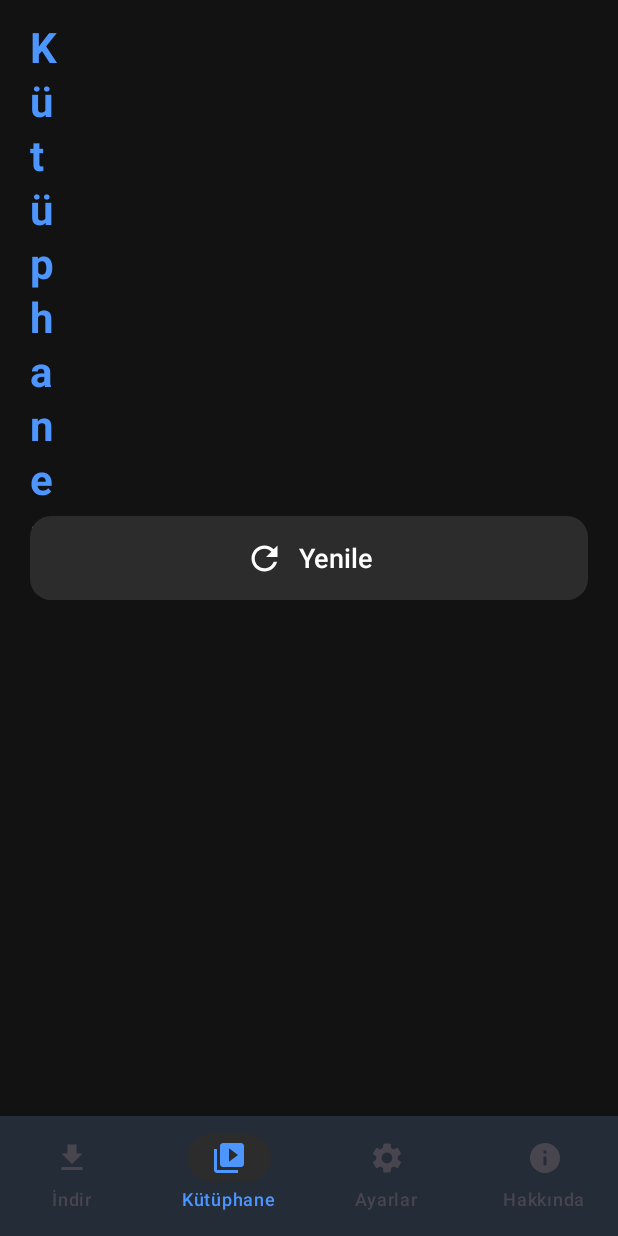
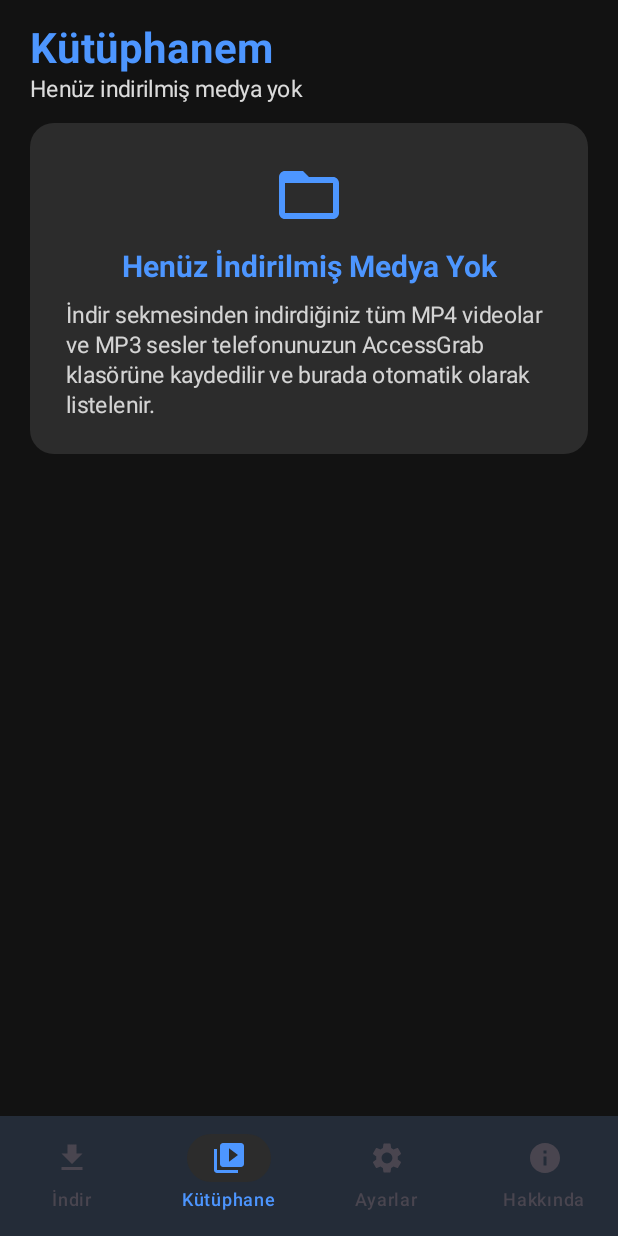
Before and after one commit to bawer-elci/AccessGrab, an Android app built with Jetpack Compose: the screen it shows after launch (MainActivity), item 2 of the bottom bar chosen, on a phone screen of 412 x 824 dp. Run offline under Robolectric (Android 15) with nearby library versions, the phone set to English and light mode, and no system bars.

Commit message:
release: v1.5.1 - Fix LibraryScreen layout collision, automatic sync, and TalkBack ergonomics

```diff
--- a/app/build.gradle.kts
+++ b/app/build.gradle.kts
@@ -12,8 +12,8 @@ android {
         applicationId = "com.baverelci.accessgrab"
         minSdk = 26
         targetSdk = 35
-        versionCode = 7
-        versionName = "1.5.0"
+        versionCode = 8
+        versionName = "1.5.1"
 
         testInstrumentationRunner = "androidx.test.runner.AndroidJUnitRunner"
     }
--- a/app/src/main/java/com/baverelci/accessgrab/ui/components/AccessibleButton.kt
+++ b/app/src/main/java/com/baverelci/accessgrab/ui/components/AccessibleButton.kt
@@ -1,10 +1,10 @@
 package com.baverelci.accessgrab.ui.components
 
+import androidx.compose.foundation.layout.PaddingValues
 import androidx.compose.foundation.layout.Row
 import androidx.compose.foundation.layout.Spacer
 import androidx.compose.foundation.layout.defaultMinSize
 import androidx.compose.foundation.layout.fillMaxWidth
-import androidx.compose.foundation.layout.height
 import androidx.compose.foundation.layout.size
 import androidx.compose.foundation.layout.width
 import androidx.compose.foundation.shape.RoundedCornerShape
@@ -18,10 +18,11 @@ import androidx.compose.ui.Alignment
 import androidx.compose.ui.Modifier
 import androidx.compose.ui.graphics.Color
 import androidx.compose.ui.graphics.vector.ImageVector
+import androidx.compose.ui.semantics.Role
 import androidx.compose.ui.semantics.contentDescription
 import androidx.compose.ui.semantics.role
 import androidx.compose.ui.semantics.semantics
-import androidx.compose.ui.semantics.Role
+import androidx.compose.ui.text.style.TextOverflow
 import androidx.compose.ui.unit.dp
 
 @Composable
@@ -33,21 +34,24 @@ fun AccessibleButton(
     icon: ImageVector? = null,
     containerColor: Color = MaterialTheme.colorScheme.primary,
     contentColor: Color = MaterialTheme.colorScheme.onPrimary,
-    enabled: Boolean = true
+    enabled: Boolean = true,
+    fullWidth: Boolean = true
 ) {
+    val widthModifier = if (fullWidth) modifier.fillMaxWidth() else modifier
+
     Button(
         onClick = onClick,
         enabled = enabled,
         shape = RoundedCornerShape(14.dp),
+        contentPadding = PaddingValues(horizontal = 12.dp, vertical = 10.dp),
         colors = ButtonDefaults.buttonColors(
             containerColor = containerColor,
             contentColor = contentColor,
             disabledContainerColor = containerColor.copy(alpha = 0.4f),
             disabledContentColor = contentColor.copy(alpha = 0.6f)
         ),
-        modifier = modifier
-            .fillMaxWidth()
-            .defaultMinSize(minHeight = 56.dp)
+        modifier = widthModifier
+            .defaultMinSize(minHeight = 52.dp)
             .semantics {
                 this.contentDescription = contentDesc
                 this.role = Role.Button
@@ -60,14 +64,16 @@ fun AccessibleButton(
                 Icon(
                     imageVector = icon,
                     contentDescription = null, // Semantics is handled by parent button
-                    modifier = Modifier.size(26.dp)
+                    modifier = Modifier.size(22.dp)
                 )
-                Spacer(modifier = Modifier.width(10.dp))
+                Spacer(modifier = Modifier.width(8.dp))
             }
             Text(
                 text = text,
                 style = MaterialTheme.typography.titleMedium,
-                color = contentColor
+                color = contentColor,
+                maxLines = 1,
+                overflow = TextOverflow.Ellipsis
             )
         }
     }
--- a/app/src/main/java/com/baverelci/accessgrab/ui/components/DownloadCompletedCard.kt
+++ b/app/src/main/java/com/baverelci/accessgrab/ui/components/DownloadCompletedCard.kt
@@ -87,8 +87,8 @@ fun DownloadCompletedCard(
                 modifier = Modifier.fillMaxWidth()
             ) {
                 AccessibleButton(
-                    text = "Dosyayı Aç",
-                    contentDesc = "İndirilenler klasörünü aç ve dosyayı gör",
+                    text = "Kütüphanede Gör",
+                    contentDesc = "Kütüphane sekmesine geç ve indirilen dosyayı görüntüle",
                     icon = Icons.Default.FolderOpen,
                     containerColor = MaterialTheme.colorScheme.secondary,
                     contentColor = MaterialTheme.colorScheme.onSecondary,
--- a/app/src/main/java/com/baverelci/accessgrab/ui/screens/AboutScreen.kt
+++ b/app/src/main/java/com/baverelci/accessgrab/ui/screens/AboutScreen.kt
@@ -56,9 +56,9 @@ fun AboutScreen(
 
     val versionName = remember {
         try {
-            context.packageManager.getPackageInfo(context.packageName, 0).versionName ?: "1.5.0"
+            context.packageManager.getPackageInfo(context.packageName, 0).versionName ?: "1.5.1"
         } catch (_: Exception) {
-            "1.5.0"
+            "1.5.1"
         }
     }
 
--- a/app/src/main/java/com/baverelci/accessgrab/ui/screens/LibraryScreen.kt
+++ b/app/src/main/java/com/baverelci/accessgrab/ui/screens/LibraryScreen.kt
@@ -1,8 +1,9 @@
 package com.baverelci.accessgrab.ui.screens
 
+import androidx.compose.foundation.clickable
 import androidx.compose.foundation.layout.Arrangement
-import androidx.compose.foundation.layout.Box
 import androidx.compose.foundation.layout.Column
+import androidx.compose.foundation.layout.PaddingValues
 import androidx.compose.foundation.layout.Row
 import androidx.compose.foundation.layout.Spacer
 import androidx.compose.foundation.layout.fillMaxSize
@@ -10,7 +11,6 @@ import androidx.compose.foundation.layout.fillMaxWidth
 import androidx.compose.foundation.layout.height
 import androidx.compose.foundation.layout.padding
 import androidx.compose.foundation.layout.size
-import androidx.compose.foundation.layout.width
 import androidx.compose.foundation.lazy.LazyColumn
 import androidx.compose.foundation.lazy.items
 import androidx.compose.foundation.shape.RoundedCornerShape
@@ -19,7 +19,6 @@ import androidx.compose.material.icons.filled.Audiotrack
 import androidx.compose.material.icons.filled.Delete
 import androidx.compose.material.icons.filled.FolderOpen
 import androidx.compose.material.icons.filled.PlayArrow
-import androidx.compose.material.icons.filled.Refresh
 import androidx.compose.material.icons.filled.Share
 import androidx.compose.material.icons.filled.VideoLibrary
 import androidx.compose.material3.AlertDialog
@@ -39,8 +38,10 @@ import androidx.compose.ui.Alignment
 import androidx.compose.ui.Modifier
 import androidx.compose.ui.platform.LocalContext
 import androidx.compose.ui.platform.LocalView
+import androidx.compose.ui.semantics.Role
 import androidx.compose.ui.semantics.contentDescription
 import androidx.compose.ui.semantics.heading
+import androidx.compose.ui.semantics.role
 import androidx.compose.ui.semantics.semantics
 import androidx.compose.ui.unit.dp
 import com.baverelci.accessgrab.accessibility.AccessibilityHelper
@@ -48,6 +49,7 @@ import com.baverelci.accessgrab.data.DownloadedMediaFile
 import com.baverelci.accessgrab.data.MediaFileManager
 import com.baverelci.accessgrab.ui.components.AccessibleButton
 import com.baverelci.accessgrab.viewmodel.MainViewModel
+import kotlinx.coroutines.delay
 
 @Composable
 fun LibraryScreen(
@@ -57,17 +59,27 @@ fun LibraryScreen(
     val context = LocalContext.current
     val view = LocalView.current
     val isHaptic by viewModel.prefs.isHapticEnabled.collectAsState()
+    val uiState by viewModel.uiState.collectAsState()
 
-    var files by remember { mutableStateOf<List<DownloadedMediaFile>>(emptyList()) }
+    var files by remember { mutableStateOf(MediaFileManager.getDownloadedFiles(context)) }
     var fileToDelete by remember { mutableStateOf<DownloadedMediaFile?>(null) }
     var feedbackMessage by remember { mutableStateOf<String?>(null) }
 
-    fun refreshFiles() {
-        files = MediaFileManager.getDownloadedFiles()
+    fun syncFiles() {
+        files = MediaFileManager.getDownloadedFiles(context)
     }
 
+    // İndirme durumu değiştiğinde veya sekme açıldığında anında senkronize et
+    LaunchedEffect(uiState) {
+        syncFiles()
+    }
+
+    // Sekme açıkken arka planda tamamlanan indirmeleri veya silinen dosyaları otomatik algıla
     LaunchedEffect(Unit) {
-        refreshFiles()
+        while (true) {
+            syncFiles()
+            delay(1500)
+        }
     }
 
     LaunchedEffect(feedbackMessage) {
@@ -107,8 +119,8 @@ fun LibraryScreen(
                         val deleted = MediaFileManager.deleteMediaFile(target.file)
                         if (deleted) {
                             if (isHaptic) AccessibilityHelper.vibrateSuccess(context)
-                            feedbackMessage = "${target.name} dosyası başarıyla silindi."
-                            refreshFiles()
+                            feedbackMessage = "${target.name} dosyası silindi."
+                            syncFiles()
                         } else {
                             if (isHaptic) AccessibilityHelper.vibrateError(context)
                             feedbackMessage = "Dosya silinemedi."
@@ -135,39 +147,23 @@ fun LibraryScreen(
         modifier = modifier
             .fillMaxSize()
             .padding(horizontal = 20.dp, vertical = 16.dp),
-        verticalArrangement = Arrangement.spacedBy(16.dp)
+        verticalArrangement = Arrangement.spacedBy(14.dp)
     ) {
-        // Başlık ve Yenile Butonu
-        Row(
-            modifier = Modifier.fillMaxWidth(),
-            horizontalArrangement = Arrangement.SpaceBetween,
-            verticalAlignment = Alignment.CenterVertically
+        // Başlık ve Otomatik Dosya Sayacı (Tam genişlik, ezilmeyen erişilebilir başlık)
+        Column(
+            modifier = Modifier.fillMaxWidth()
         ) {
-            Column(modifier = Modifier.weight(1f)) {
             Text(
                 text = "Kütüphanem",
                 style = MaterialTheme.typography.headlineLarge,
                 color = MaterialTheme.colorScheme.primary,
                 modifier = Modifier.semantics { heading() }
             )
+            Spacer(modifier = Modifier.height(2.dp))
             Text(
-                    text = if (files.isEmpty()) "Henüz indirilmiş medya yok" else "${files.size} adet medya dosyası",
+                text = if (files.isEmpty()) "Henüz indirilmiş medya yok" else "Toplam ${files.size} adet indirilen medya dosyası",
                 style = MaterialTheme.typography.bodyMedium,
-                    color = MaterialTheme.colorScheme.onSurface.copy(alpha = 0.8f)
-                )
-            }
-
-            AccessibleButton(
-                text = "Yenile",
-                contentDesc = "İndirilen dosyalar listesini yenile",
-                icon = Icons.Default.Refresh,
-                containerColor = MaterialTheme.colorScheme.surfaceVariant,
-                contentColor = MaterialTheme.colorScheme.onSurface,
-                onClick = {
-                    refreshFiles()
-                    if (isHaptic) AccessibilityHelper.vibrateSuccess(context)
-                    feedbackMessage = "Dosya listesi güncellendi. Toplam ${files.size} dosya var."
-                }
+                color = MaterialTheme.colorScheme.onSurface.copy(alpha = 0.85f)
             )
         }
 
@@ -179,7 +175,7 @@ fun LibraryScreen(
                 modifier = Modifier
                     .fillMaxWidth()
                     .semantics(mergeDescendants = true) {
-                        this.contentDescription = "Kütüphaneniz şu an boş. İndir sekmesinden indirdiğiniz tüm video ve sesler burada listelenecektir."
+                        this.contentDescription = "Kütüphaneniz şu an boş. İndir sekmesinden indirdiğiniz tüm video ve sesler burada otomatik olarak listelenecektir."
                     }
             ) {
                 Column(
@@ -201,16 +197,19 @@ fun LibraryScreen(
                         color = MaterialTheme.colorScheme.primary
                     )
                     Text(
-                        text = "İndir sekmesinden indirdiğiniz tüm MP4 videolar ve MP3 sesler telefonunuzun AccessGrab klasörüne kaydedilir ve burada erişilebilir olarak listelenir.",
+                        text = "İndir sekmesinden indirdiğiniz tüm MP4 videolar ve MP3 sesler telefonunuzun AccessGrab klasörüne kaydedilir ve burada otomatik olarak listelenir.",
                         style = MaterialTheme.typography.bodyMedium,
                         color = MaterialTheme.colorScheme.onSurface.copy(alpha = 0.8f)
                     )
                 }
             }
         } else {
-            // İndirilen Dosyalar Listesi
+            // İndirilen Dosyalar Listesi (Kalan tüm dikey alanı kaplar)
             LazyColumn(
-                modifier = Modifier.fillMaxSize(),
+                modifier = Modifier
+                    .fillMaxWidth()
+                    .weight(1f),
+                contentPadding = PaddingValues(bottom = 16.dp),
                 verticalArrangement = Arrangement.spacedBy(12.dp)
             ) {
                 items(files, key = { it.file.absolutePath }) { item ->
@@ -220,14 +219,14 @@ fun LibraryScreen(
                             val result = MediaFileManager.openMediaFile(context, item.file)
                             if (result.isFailure) {
                                 if (isHaptic) AccessibilityHelper.vibrateError(context)
-                                feedbackMessage = "Dosya açılamadı: Uygun bir oynatıcı bulunamadı."
+                                feedbackMessage = "Dosya açılamadı: Uygun bir medya oynatıcı bulunamadı."
                             }
                         },
                         onShare = {
                             val result = MediaFileManager.shareMediaFile(context, item.file)
                             if (result.isFailure) {
                                 if (isHaptic) AccessibilityHelper.vibrateError(context)
-                                feedbackMessage = "Paylaşım başlatılamadı."
+                                feedbackMessage = "Paylaşım ekranı başlatılamadı."
                             }
                         },
                         onDelete = {
@@ -248,24 +247,29 @@ fun MediaFileItemCard(
     onDelete: () -> Unit,
     modifier: Modifier = Modifier
 ) {
-    val accessibleDesc = "${item.extension} dosyası: ${item.name}. Boyut: ${item.formattedSize}. Tarih: ${item.formattedDate}."
+    val typeLabel = if (item.isAudio) "MP3 Ses" else "MP4 Video"
+    val accessibleDesc = "$typeLabel: ${item.name}. Boyut: ${item.formattedSize}. Tarih: ${item.formattedDate}. Doğrudan oynatmak için çift dokunun."
 
     Card(
         shape = RoundedCornerShape(16.dp),
         colors = CardDefaults.cardColors(containerColor = MaterialTheme.colorScheme.surfaceVariant),
-        modifier = modifier
-            .fillMaxWidth()
-            .semantics(mergeDescendants = true) {
-                this.contentDescription = accessibleDesc
-            }
+        modifier = modifier.fillMaxWidth()
     ) {
         Column(
             modifier = Modifier
                 .fillMaxWidth()
                 .padding(16.dp),
-            verticalArrangement = Arrangement.spacedBy(10.dp)
+            verticalArrangement = Arrangement.spacedBy(12.dp)
         ) {
+            // Dosya Bilgisi Alanı (Tek bir TalkBack düğümü olarak okunur ve çift dokununca doğrudan oynatır)
             Row(
+                modifier = Modifier
+                    .fillMaxWidth()
+                    .clickable(onClick = onOpen)
+                    .semantics(mergeDescendants = true) {
+                        this.contentDescription = accessibleDesc
+                        this.role = Role.Button
+                    },
                 verticalAlignment = Alignment.CenterVertically,
                 horizontalArrangement = Arrangement.spacedBy(12.dp)
             ) {
@@ -283,23 +287,23 @@ fun MediaFileItemCard(
                         color = MaterialTheme.colorScheme.onSurface,
                         maxLines = 2
                     )
-                    Spacer(modifier = Modifier.height(2.dp))
+                    Spacer(modifier = Modifier.height(4.dp))
                     Text(
                         text = "${item.extension} • ${item.formattedSize} • ${item.formattedDate}",
                         style = MaterialTheme.typography.bodySmall,
-                        color = MaterialTheme.colorScheme.onSurface.copy(alpha = 0.7f)
+                        color = MaterialTheme.colorScheme.onSurface.copy(alpha = 0.75f)
                     )
                 }
             }
 
-            // Aksiyon Butonları (Oynat, Paylaş, Sil)
+            // Aksiyon Butonları (Oynat, Paylaş, Sil - Her biri bağımsız ve net erişilebilir düğme)
             Row(
                 modifier = Modifier.fillMaxWidth(),
                 horizontalArrangement = Arrangement.spacedBy(8.dp)
             ) {
                 AccessibleButton(
-                    text = "Aç",
-                    contentDesc = "${item.name} dosyasını aç ve oynat",
+                    text = "Oynat",
+                    contentDesc = "${item.name} dosyasını oynat",
                     icon = Icons.Default.PlayArrow,
                     containerColor = if (item.isAudio) MaterialTheme.colorScheme.secondary else MaterialTheme.colorScheme.primary,
                     contentColor = if (item.isAudio) MaterialTheme.colorScheme.onSecondary else MaterialTheme.colorScheme.onPrimary,
@@ -309,7 +313,7 @@ fun MediaFileItemCard(
 
                 AccessibleButton(
                     text = "Paylaş",
-                    contentDesc = "${item.name} dosyasını diğer uygulamalarla paylaş",
+                    contentDesc = "${item.name} dosyasını paylaş",
                     icon = Icons.Default.Share,
                     containerColor = MaterialTheme.colorScheme.surface,
                     contentColor = MaterialTheme.colorScheme.onSurface,
@@ -323,7 +327,7 @@ fun MediaFileItemCard(
                     icon = Icons.Default.Delete,
                     containerColor = MaterialTheme.colorScheme.error.copy(alpha = 0.15f),
                     contentColor = MaterialTheme.colorScheme.error,
-                    modifier = Modifier.weight(0.7f),
+                    modifier = Modifier.weight(0.85f),
                     onClick = onDelete
                 )
             }
--- a/app/src/main/java/com/baverelci/accessgrab/ui/screens/MainScreen.kt
+++ b/app/src/main/java/com/baverelci/accessgrab/ui/screens/MainScreen.kt
@@ -349,10 +349,7 @@ fun DownloaderContent(
                 title = state.title,
                 format = state.format,
                 onOpenFile = {
-                    try {
-                        val intent = Intent(DownloadManager.ACTION_VIEW_DOWNLOADS)
-                        context.startActivity(intent)
-                    } catch (_: Exception) {}
+                    viewModel.selectTab(1)
                 },
                 onNewMedia = {
                     viewModel.resetState()
```
Also changed, not shown: app/src/main/AndroidManifest.xml (+9 -1 lines), app/src/main/java/com/baverelci/accessgrab/data/ChangeLogData.kt (+11 -1 lines), app/src/main/java/com/baverelci/accessgrab/data/MediaFileManager.kt (+66 -10 lines), 1 other file. Lines whose indentation alone changed are shown as unchanged.
